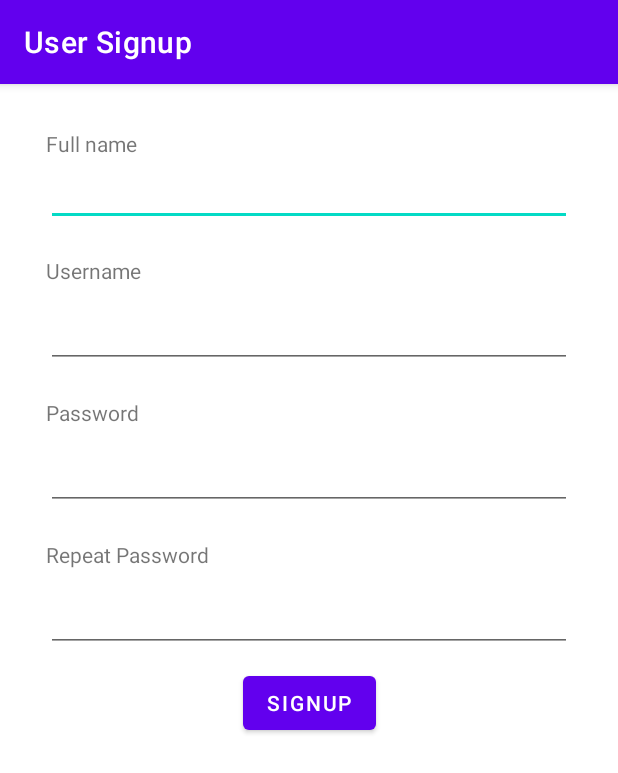
After one commit to siedlejo/MobileComputingHomework, an Android app built with Jetpack Compose: the UserSignupActivity screen opened directly, with no data from a screen before it, on a phone screen of 412 x 824 dp. The commit adds this screen. Shown: the top 773 px of the screen. Run offline under Robolectric (Android 15) with nearby library versions, the phone set to English and light mode, and no system bars.

Commit message:
add a user signup activity and its design

```diff
--- a/app/src/main/AndroidManifest.xml
+++ b/app/src/main/AndroidManifest.xml
@@ -33,6 +33,10 @@
                 android:name="android.support.PARENT_ACTIVITY"
                 android:value=".MainActivity" />
         </activity>
+        <activity
+            android:name=".ui.usersignup.UserSignupActivity"
+            android:label="@string/user_signup_view_title"
+        />
     </application>
 
 </manifest>
--- a/app/src/main/java/com/siedler/jonah/mobilecomputinghomework/ui/home/HomeFragment.kt
+++ b/app/src/main/java/com/siedler/jonah/mobilecomputinghomework/ui/home/HomeFragment.kt
@@ -5,7 +5,6 @@ import android.os.Bundle
 import android.view.LayoutInflater
 import android.view.View
 import android.view.ViewGroup
-import androidx.compose.foundation.border
 import androidx.compose.foundation.layout.*
 import androidx.compose.foundation.lazy.LazyColumn
 import androidx.compose.material.Divider
--- a/app/src/main/java/com/siedler/jonah/mobilecomputinghomework/ui/login/AuthenticationProvider.kt
+++ b/app/src/main/java/com/siedler/jonah/mobilecomputinghomework/ui/login/AuthenticationProvider.kt
@@ -12,7 +12,7 @@ AuthenticationProvider {
     private val encryptionHelper: EncryptionHelper = EncryptionHelper()
     private var user: User? = null
 
-    // create a default user, wouldn't exist in reality
+    // create a few default user, wouldn't exist in reality
     init {
         if (UserDB.getInstance().userDao().getUser("admin") == null) {
             UserDB.getInstance().userDao().insertUser(User("admin", encryptionHelper.generateHashedPassword("admin123")))
--- a/app/src/main/java/com/siedler/jonah/mobilecomputinghomework/ui/login/LoginActivity.kt
+++ b/app/src/main/java/com/siedler/jonah/mobilecomputinghomework/ui/login/LoginActivity.kt
@@ -18,12 +18,14 @@ import androidx.core.app.ActivityCompat
 import androidx.core.widget.addTextChangedListener
 import com.siedler.jonah.mobilecomputinghomework.MainActivity
 import com.siedler.jonah.mobilecomputinghomework.R
+import com.siedler.jonah.mobilecomputinghomework.ui.usersignup.UserSignupActivity
 
 class LoginActivity : AppCompatActivity() {
     private lateinit var usernameTextField: TextView
     private lateinit var passwordTextField: TextView
     private lateinit var loginButton: Button
     private lateinit var loginErrorText: TextView
+    private lateinit var signupButton: TextView
 
     private var username: String = ""
     private var password: String = ""
@@ -59,6 +61,14 @@ class LoginActivity : AppCompatActivity() {
         loginButton.setOnClickListener { login()}
 
         loginErrorText = findViewById(R.id.loginErrorText)
+
+        signupButton = findViewById(R.id.signupButton)
+        signupButton.setOnClickListener { openLoginPage() }
+    }
+
+    private fun openLoginPage() {
+        val signupActivity = Intent(this, UserSignupActivity::class.java)
+        startActivity(signupActivity)
     }
 
     private fun login() {
--- /dev/null
+++ b/app/src/main/java/com/siedler/jonah/mobilecomputinghomework/ui/usersignup/UserSignupActivity.kt
@@ -0,0 +1,14 @@
+package com.siedler.jonah.mobilecomputinghomework.ui.usersignup
+
+import android.os.Bundle
+import android.os.PersistableBundle
+import androidx.appcompat.app.AppCompatActivity
+import com.siedler.jonah.mobilecomputinghomework.R
+
+class UserSignupActivity: AppCompatActivity() {
+    override fun onCreate(savedInstanceState: Bundle?) {
+        super.onCreate(savedInstanceState)
+
+        setContentView(R.layout.user_signup)
+    }
+}
--- a/app/src/main/res/layout/login_view.xml
+++ b/app/src/main/res/layout/login_view.xml
@@ -70,10 +70,10 @@
     <com.google.android.material.textfield.TextInputLayout
         android:id="@+id/passwordFieldWrapper"
         android:layout_width="0dp"
+        android:layout_marginBottom="30dp"
         android:layout_height="wrap_content"
-        android:layout_marginBottom="30dp"
         app:boxBackgroundColor="@color/transparent"
-        app:layout_constraintBottom_toTopOf="@+id/loginButton"
+        app:layout_constraintBottom_toTopOf="@+id/signupButton"
         app:layout_constraintEnd_toEndOf="@id/usernameField"
         app:layout_constraintStart_toStartOf="@id/usernameField"
         app:layout_constraintWidth_percent="0.7"
@@ -101,6 +101,15 @@
         app:layout_constraintStart_toStartOf="@id/passwordFieldWrapper"
         app:layout_constraintTop_toBottomOf="@id/passwordFieldWrapper" />
 
+    <TextView
+        android:id="@+id/signupButton"
+        android:layout_width="wrap_content"
+        android:layout_height="wrap_content"
+        app:layout_constraintEnd_toEndOf="@+id/passwordFieldWrapper"
+        app:layout_constraintBottom_toTopOf="@+id/loginButton"
+        android:layout_marginBottom="20dp"
+        android:text="Signup new user" />
+
     <Button
         android:id="@+id/loginButton"
         android:layout_width="wrap_content"
@@ -111,5 +120,5 @@
         app:layout_constraintEnd_toEndOf="parent"
         app:layout_constraintStart_toStartOf="parent"
         app:layout_constraintTop_toTopOf="parent"
-        app:layout_constraintVertical_bias="0.85" />
+        app:layout_constraintVertical_bias="0.9" />
 </androidx.constraintlayout.widget.ConstraintLayout>
--- /dev/null
+++ b/app/src/main/res/layout/user_signup.xml
@@ -0,0 +1,105 @@
+<?xml version="1.0" encoding="utf-8"?>
+<androidx.constraintlayout.widget.ConstraintLayout xmlns:android="http://schemas.android.com/apk/res/android"
+    xmlns:tools="http://schemas.android.com/tools"
+    android:layout_width="match_parent"
+    android:layout_height="match_parent"
+    xmlns:app="http://schemas.android.com/apk/res-auto">
+
+    <TextView
+        android:id="@+id/nameTextView"
+        android:layout_marginTop="30dp"
+        android:layout_width="0dp"
+        android:layout_height="wrap_content"
+        android:text="@string/full_name"
+        app:layout_constraintStart_toStartOf="@id/usernameTextView"
+        app:layout_constraintEnd_toEndOf="@id/usernameTextView"
+        app:layout_constraintTop_toTopOf="parent"
+        app:layout_constraintBottom_toTopOf="@id/nameEditText"/>
+
+    <EditText
+        android:id="@+id/nameEditText"
+        android:layout_marginBottom="10dp"
+        android:layout_height="wrap_content"
+        android:layout_width="0dp"
+        android:inputType="textPersonName"
+        app:layout_constraintStart_toStartOf="@id/usernameTextView"
+        app:layout_constraintEnd_toEndOf="@id/usernameTextView"
+        app:layout_constraintTop_toBottomOf="@id/nameTextView"
+        app:layout_constraintBottom_toTopOf="@id/usernameTextView"/>
+
+    <TextView
+        android:id="@+id/usernameTextView"
+        android:layout_marginTop="10dp"
+        android:layout_width="0dp"
+        android:layout_height="wrap_content"
+        app:layout_constraintWidth_percent="0.85"
+        android:text="@string/username"
+        app:layout_constraintStart_toStartOf="parent"
+        app:layout_constraintEnd_toEndOf="parent"
+        app:layout_constraintTop_toBottomOf="@id/nameEditText"
+        app:layout_constraintBottom_toTopOf="@id/usernameEditText"/>
+
+    <EditText
+        android:id="@+id/usernameEditText"
+        android:layout_marginVertical="10dp"
+        android:layout_height="wrap_content"
+        android:layout_width="0dp"
+        android:inputType="textPersonName"
+        app:layout_constraintStart_toStartOf="@id/usernameTextView"
+        app:layout_constraintEnd_toEndOf="@id/usernameTextView"
+        app:layout_constraintTop_toBottomOf="@id/usernameTextView"
+        app:layout_constraintBottom_toTopOf="@id/passwordTextView"/>
+
+    <TextView
+        android:id="@+id/passwordTextView"
+        android:layout_marginTop="10dp"
+        android:layout_width="0dp"
+        android:layout_height="wrap_content"
+        android:text="@string/password"
+        app:layout_constraintStart_toStartOf="@id/usernameTextView"
+        app:layout_constraintEnd_toEndOf="@id/usernameTextView"
+        app:layout_constraintTop_toBottomOf="@id/usernameEditText"
+        app:layout_constraintBottom_toTopOf="@id/passwordEditText"/>
+
+    <EditText
+        android:id="@+id/passwordEditText"
+        android:layout_marginVertical="10dp"
+        android:layout_width="0dp"
+        android:layout_height="wrap_content"
+        android:inputType="textPassword"
+        app:layout_constraintStart_toStartOf="@id/usernameTextView"
+        app:layout_constraintEnd_toEndOf="@id/usernameTextView"
+        app:layout_constraintTop_toBottomOf="@id/passwordTextView"
+        app:layout_constraintBottom_toTopOf="@id/repeatPasswordTextView"/>
+
+
+    <TextView
+        android:id="@+id/repeatPasswordTextView"
+        android:layout_marginTop="10dp"
+        android:layout_width="0dp"
+        android:layout_height="wrap_content"
+        android:text="@string/repeat_password"
+        app:layout_constraintStart_toStartOf="@id/usernameTextView"
+        app:layout_constraintEnd_toEndOf="@id/usernameTextView"
+        app:layout_constraintTop_toBottomOf="@id/passwordEditText"
+        app:layout_constraintBottom_toTopOf="@id/repeatPasswordEditText"/>
+
+    <EditText
+        android:id="@+id/repeatPasswordEditText"
+        android:layout_marginVertical="10dp"
+        android:layout_width="0dp"
+        android:layout_height="wrap_content"
+        android:inputType="textPassword"
+        app:layout_constraintStart_toStartOf="@id/usernameTextView"
+        app:layout_constraintEnd_toEndOf="@id/usernameTextView"
+        app:layout_constraintTop_toBottomOf="@id/repeatPasswordTextView" />
+
+    <Button
+        android:layout_width="wrap_content"
+        android:layout_height="wrap_content"
+        android:text="@string/signup"
+        android:layout_marginVertical="10dp"
+        app:layout_constraintStart_toStartOf="@+id/usernameTextView"
+        app:layout_constraintEnd_toEndOf="@id/usernameTextView"
+        app:layout_constraintTop_toBottomOf="@id/repeatPasswordEditText"/>
+</androidx.constraintlayout.widget.ConstraintLayout>
--- a/app/src/main/res/values/strings.xml
+++ b/app/src/main/res/values/strings.xml
@@ -9,6 +9,7 @@
     <string name="login_view_title">Login</string>
     <string name="username">Username</string>
     <string name="password">Password</string>
+    <string name="repeat_password">Repeat Password</string>
     <string name="login">Login</string>
     <string name="wrong_credentials">Wrong credentials</string>
     <string name="alternative_authentication_title">Alternative Authentication</string>
@@ -18,4 +19,8 @@
     <string name="menu_home">Home</string>
 
     <string name="add_reminder_view_title">Add Reminder</string>
+
+    <string name="user_signup_view_title">User Signup</string>
+    <string name="full_name">Full name</string>
+    <string name="signup">Signup</string>
 </resources>
```
